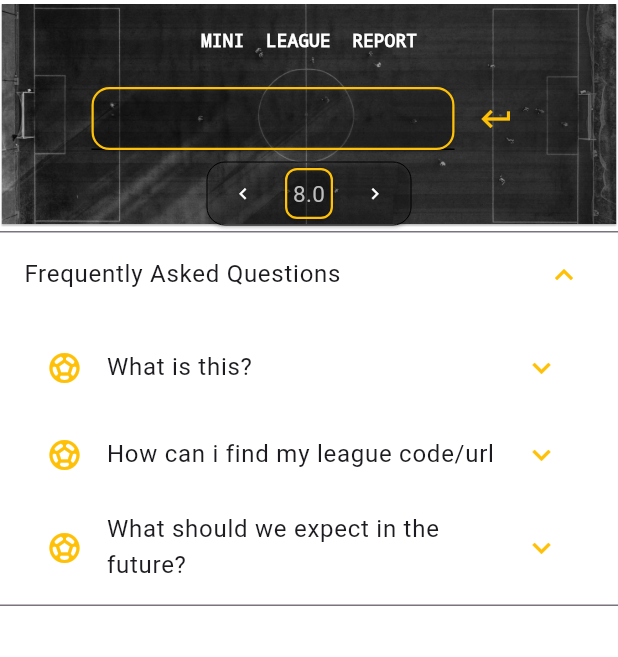
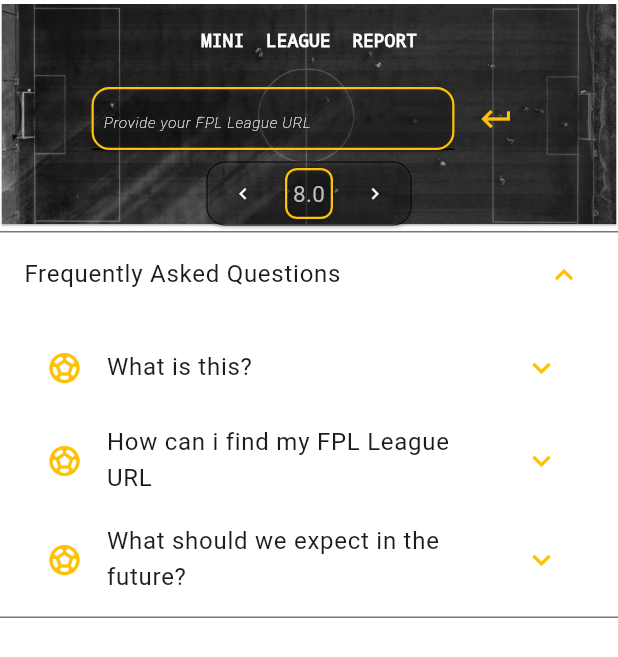
Before and after one commit to Ok3ks/fpl-frontend, a Flutter app: the screen it shows after launch, on a phone screen of 412 x 824 dp. Shown: the top 657 px of the screen. Run offline on Flutter 3.47's test engine with Material 3 defaults, Android fonts, the phone set to English and light mode, and no system bars; our stand-ins replace flutter_riverpod, go_router, google_fonts, graphql_flutter, logger, material_color_utilities; missing offline and left inert: dart:js_interop; network calls fail.

Commit message:
Hint text in text box

```diff
--- a/lib/leaguepage/leagueview.dart
+++ b/lib/leaguepage/leagueview.dart
@@ -84,13 +84,7 @@ class LeagueViewState extends ConsumerState<LeagueView> {
                                 borderRadius: BorderRadius.circular(12)),
                                 color: Color.fromRGBO(100, 100, 100, 0),
                             child: TextField(
-                              //keyboardType: TextInputType.number,
                               controller: leagueIdController,
-                              // inputFormatters: <TextInputFormatter>[
-                              //   FilteringTextInputFormatter.digitsOnly
-                              // ],
-                              // maxLength: 12,
-                              // maxLengthEnforcement: MaxLengthEnforcement.enforced,
                               style:
                                   TextStyle(fontSize: 10, color: Colors.white),
                               cursorColor:
@@ -98,6 +92,8 @@ class LeagueViewState extends ConsumerState<LeagueView> {
                                       .primary,
                               // textInputAction: TextInputAction.done,
                               decoration: InputDecoration(
+                                  hintText: "Provide your FPL League URL",
+                                  hintStyle: const TextStyle(color: Color.fromRGBO(255, 255, 255, 80), fontStyle: FontStyle.italic, fontWeight: FontWeight.w100),
                                   focusedBorder: UnderlineInputBorder(
                                       borderSide: BorderSide(
                                           color: MaterialTheme
@@ -255,7 +251,7 @@ class LandingPage extends StatelessWidget {
                   collapsedIconColor:  MaterialTheme.darkMediumContrastScheme().primary,
                   childrenPadding: const EdgeInsets.symmetric(vertical: 5, horizontal: 30),
                   maintainState: true,
-                  title: Text('How can i find my league code/url'),
+                  title: Text('How can i find my FPL League URL'),
                   children: [
                     Column(
                       // mainAxisAlignment: MainAxisAlignment.start,
```
